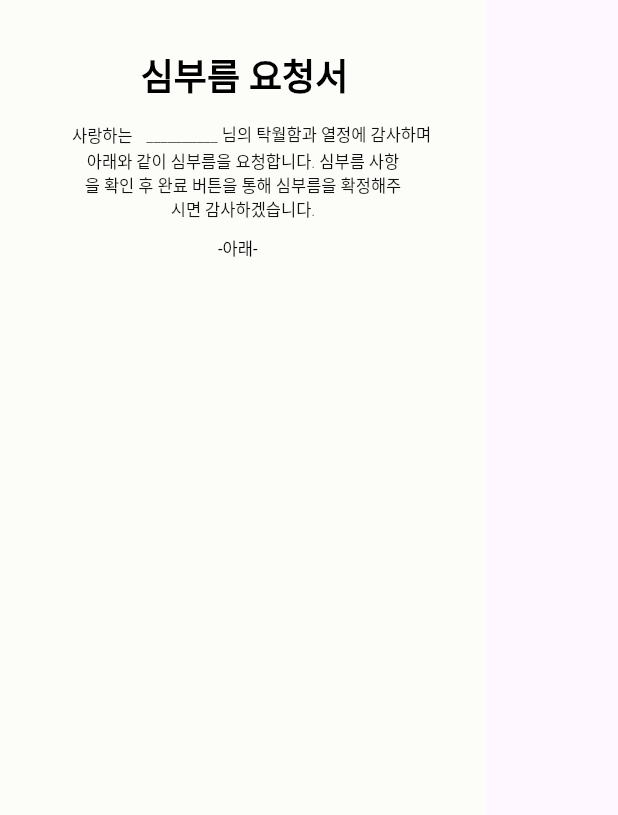
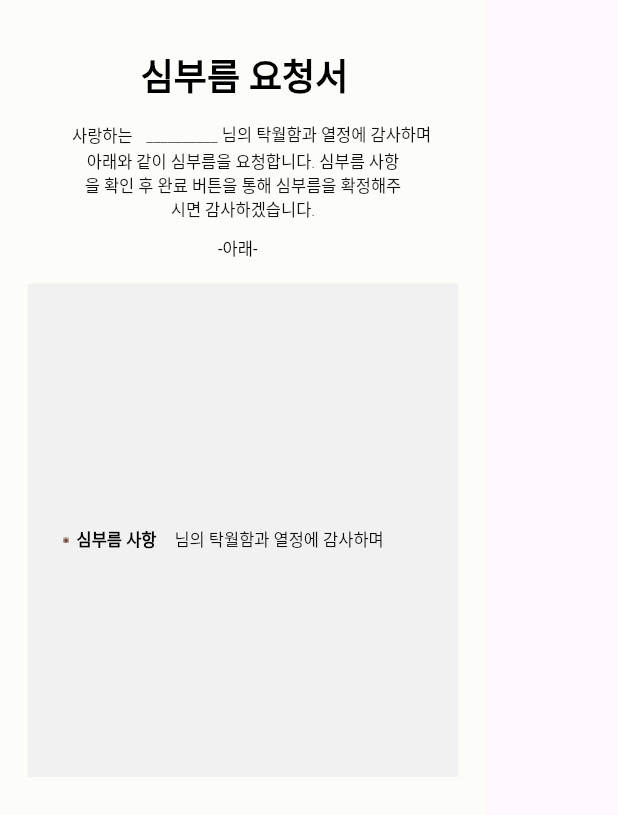
Before and after one commit to pknu-wap/Quokka, a Flutter app: the ShowErrandWidget widget shown alone on an empty page, opened directly with empty values, on a phone screen of 412 x 824 dp. Shown: the top 815 px of the screen. Run offline on Flutter 3.47's test engine with Material 3 defaults, Android fonts, the phone set to English and light mode, and no system bars; our stand-ins replace confetti, flutter_dotenv, flutter_secure_storage, geolocator, image_picker; missing offline and left inert: flutter_naver_map; accounts and stored records are empty; network calls fail; Roboto replaces fonts that are missing (Pretendard, Quicksand); project files that could hold a hidden picture were left out.

Commit message:
Feat: 심부름 사항 텍스트, 이미지 추가, 심부름 사항, 금액 및 결제 목록 박스 생성

```diff
--- a/client/front/lib/show_errand.dart
+++ b/client/front/lib/show_errand.dart
@@ -149,6 +149,73 @@ class ShowErrandWidget extends StatelessWidget {
                       color: Color(0xff000000),
                     ),
                   ),
+                ),
+
+                // 심부름 사항, 금액 및 결제
+                Container(
+                  width: 287,
+                  height: 328.85,
+                  margin: EdgeInsets.only(top: 14),
+                  alignment: Alignment.center, // 중앙 정렬
+                  decoration: BoxDecoration(
+                    color: Color(0xffF1F1F1),
+                  ),
+
+                child: Container(
+                    margin: EdgeInsets.only(top: 13.65),
+                    child: Row(
+                      children: [
+                        // 심부름 사항 네모 이미지
+                        Container(
+                          margin: EdgeInsets.only(left: 23.5),
+                          child: Image.asset("assets/images/small_rectangle.png")
+                        ),
+                        //심부름 사항 텍스트
+                        Container(
+                          margin: EdgeInsets.only(left: 5),
+                          child: Text(
+                            "심부름 사항",
+                            style: TextStyle(
+                              fontFamily: 'Pretendard',
+                              fontWeight: FontWeight.w600,
+                              fontSize: 11,
+                              letterSpacing: 0.001,
+                              color: Color(0xff000000),
+                            ),
+                          ),
+                        ),
+                        // 심부름 사항 목록 표
+                        Container(
+                          margin: EdgeInsets.only(left: 9.1),
+                          child: Text(
+                            "",
+                            style: TextStyle(
+                              fontFamily: 'Pretendard',
+                              fontWeight: FontWeight.w300,
+                              fontSize: 11,
+                              letterSpacing: 0.00,
+                              color: Color(0xff111111),
+                            ),
+                          ),
+                        ),
+                        //님의... 길이에 따라 줄바꿈 텍스트 생성
+                        Container(
+                          width: 150, // 텍스트 가로 너비 제한해주기(가로 너비보다 길어지면 자동 줄바꿈)
+                          margin: EdgeInsets.only(left: 2.82),
+                          child: Text(
+                            "님의 탁월함과 열정에 감사하며",
+                            style: TextStyle(
+                              fontFamily: 'Pretendard',
+                              fontWeight: FontWeight.w300,
+                              fontSize: 11,
+                              letterSpacing: 0.00,
+                              color: Color(0xff111111),
+                            ),
+                          ),
+                        ),
+                      ],
+                    )),
+
                 ),
 
 
```
Also changed, not shown: client/front/assets/images/small_rectangle.png (added).
